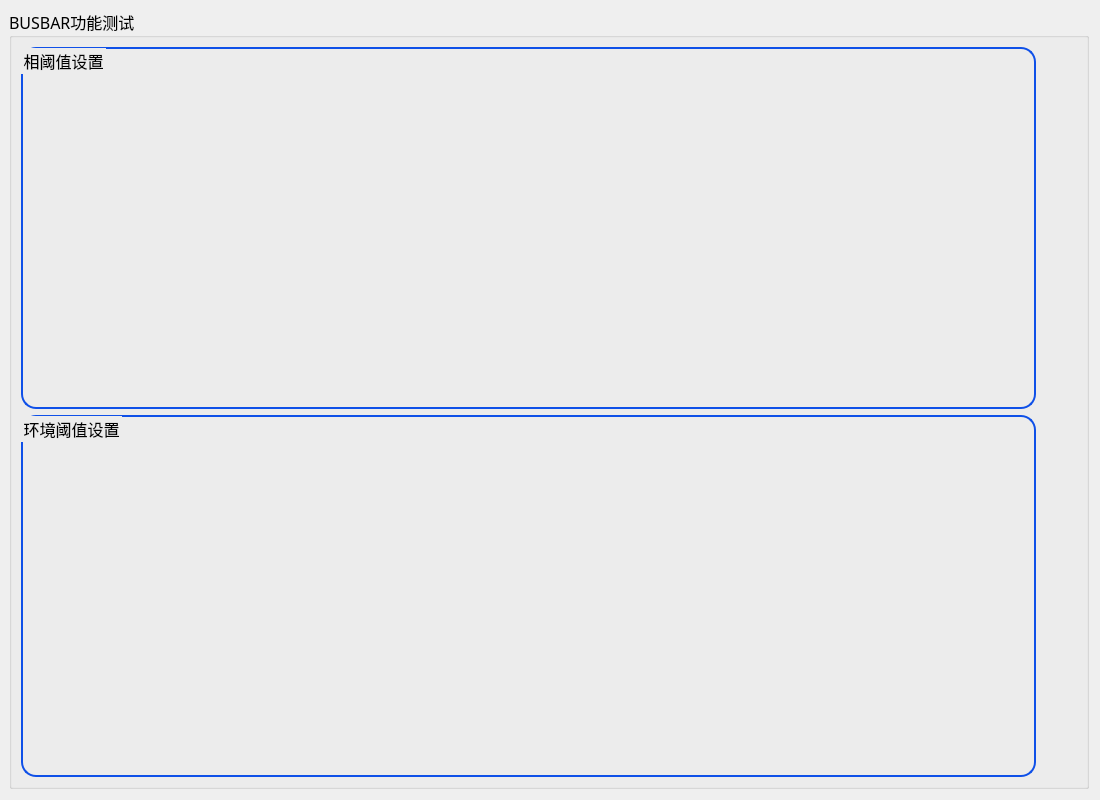
Old version of the form IDC_TestSystem/SI-BusBar/bus_test/bustest_mainwid.ui in the repository ChinaClever/IDC_TestSystem.
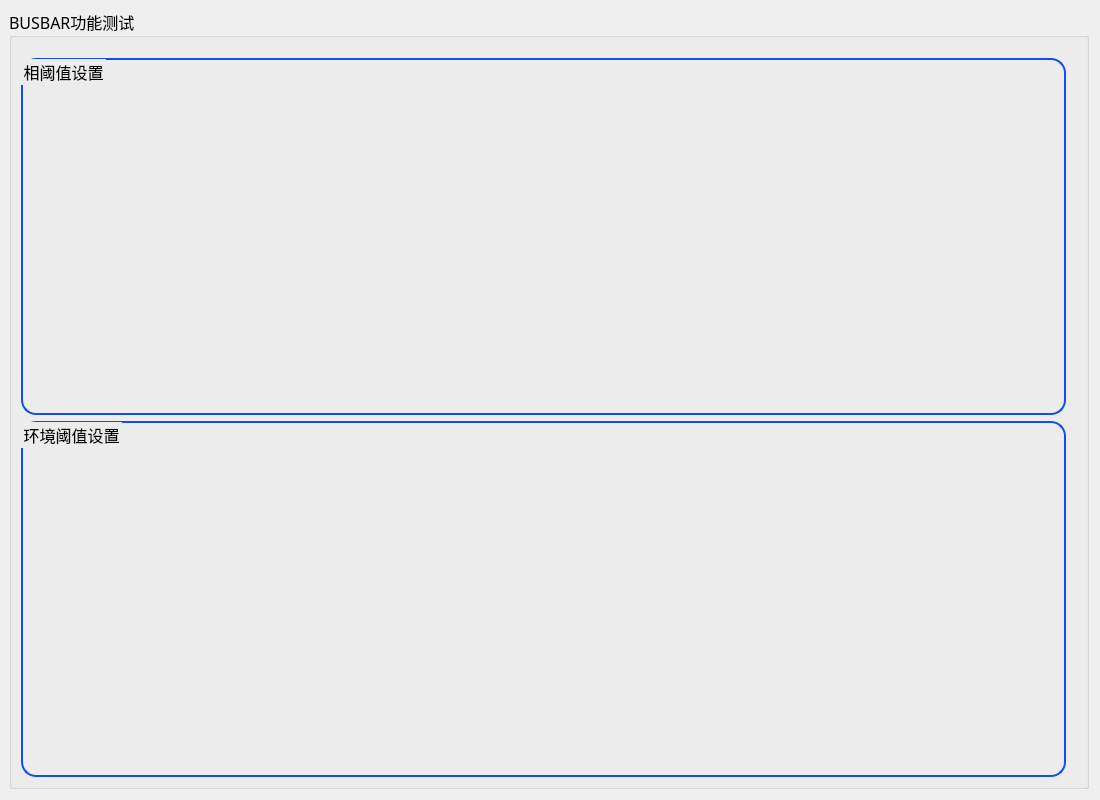
New version of the form.

Diff of the .ui file:
```diff
--- a/IDC_TestSystem/SI-BusBar/bus_test/bustest_mainwid.ui
+++ b/IDC_TestSystem/SI-BusBar/bus_test/bustest_mainwid.ui
@@ -19,6 +19,9 @@
   <property name="windowTitle">
    <string>Form</string>
   </property>
+  <property name="styleSheet">
+   <string notr="true">font: 12pt &quot;微软雅黑&quot;;</string>
+  </property>
   <layout class="QGridLayout" name="gridLayout_2">
    <property name="leftMargin">
     <number>9</number>
@@ -34,12 +37,18 @@
        <pointsize>12</pointsize>
       </font>
      </property>
+     <property name="styleSheet">
+      <string notr="true"/>
+     </property>
      <property name="title">
       <string>BUSBAR功能测试</string>
      </property>
      <layout class="QGridLayout" name="gridLayout">
+      <property name="topMargin">
+       <number>20</number>
+      </property>
       <property name="rightMargin">
-       <number>50</number>
+       <number>20</number>
       </property>
       <item row="0" column="0">
        <widget class="QGroupBox" name="groupBox_2">
```
